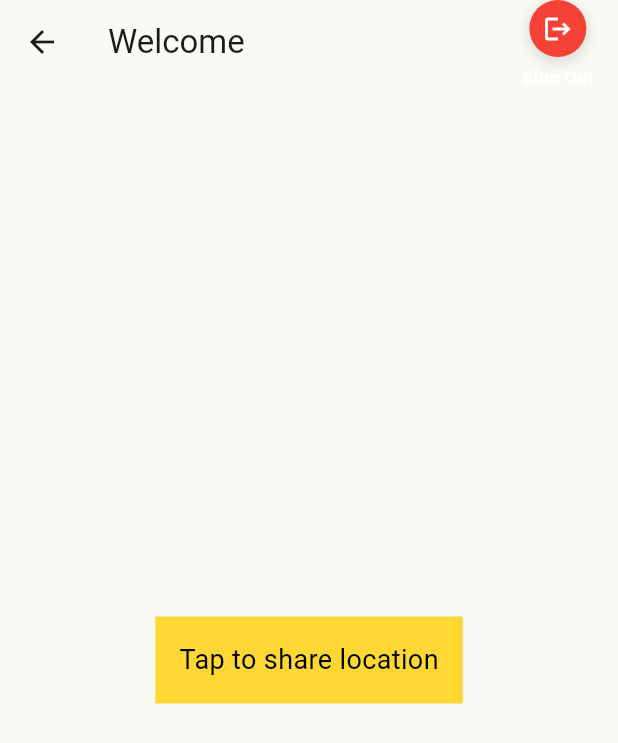
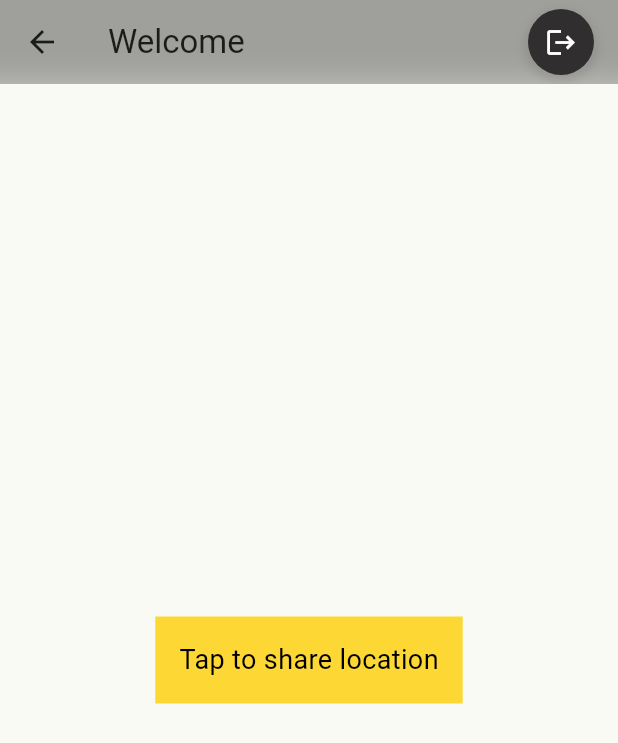
Before and after one commit to elvisowusu/campusSecurity_StudentApp, a Flutter app: the StudentPattern screen opened directly, on a phone screen of 412 x 824 dp. Shown: the top 743 px of the screen. Run offline on Flutter 3.47's test engine with Material 3 defaults, Android fonts, the phone set to English and light mode, and no system bars; our stand-ins replace cloud_firestore, firebase_auth, firebase_core, flutter_svg, fluttertoast, font_awesome_flutter and 4 more; accounts and stored records are empty.

Commit message:
made some adjustments

```diff
--- a/lib/Dashboard/Pattern/student_pattern.dart
+++ b/lib/Dashboard/Pattern/student_pattern.dart
@@ -1,4 +1,5 @@
 import 'dart:async';
+import 'dart:ui';
 import 'package:flutter/material.dart';
 import 'package:fluttertoast/fluttertoast.dart';
 import 'package:geolocator/geolocator.dart';
@@ -103,6 +104,18 @@ class _StudentPatternState extends State<StudentPattern> {
     return Scaffold(
       appBar: AppBar(
         title: const Text('Welcome'),
+        backgroundColor: Colors.black.withOpacity(0.2), // Semi-transparent background color
+        elevation: 0, // Remove shadow to enhance the glass effect
+        flexibleSpace: ClipRect(
+          child: BackdropFilter(
+            filter: ImageFilter.blur(sigmaX: 10.0, sigmaY: 10.0), // Blur effect
+            child: Container(
+              decoration: BoxDecoration(
+                color: Colors.black.withOpacity(0.2), // Background color with transparency
+              ),
+            ),
+          ),
+        ),
         actions: const [
           SignOutButton()
           ],
--- a/lib/widgets/signout.dart
+++ b/lib/widgets/signout.dart
@@ -30,9 +30,9 @@ class SignOutButton extends StatelessWidget {
           mainAxisSize: MainAxisSize.min,
           children: <Widget>[
             Container(
-              padding: const EdgeInsets.all(9.0),
+              padding: const EdgeInsets.all(11.0),
               decoration: BoxDecoration(
-                color: Colors.red, // Make the button more noticeable
+                color: const Color.fromARGB(255, 48, 46, 46),
                 shape: BoxShape.circle,
                 boxShadow: [
                   BoxShadow(
@@ -45,17 +45,8 @@ class SignOutButton extends StatelessWidget {
               ),
               child: const Icon(
                 Icons.logout, // Use logout icon for sign-out button
-                size: 20.0,
+                size: 22.0, // Ensure icon size fits well
                 color: Colors.white,
-              ),
-            ),
-            const SizedBox(height: 5),
-            const Text(
-              'Sign Out',
-              style: TextStyle(
-                color: Colors.white,
-                fontSize: 12,
-                fontWeight: FontWeight.bold, // Make the text bold
               ),
             ),
           ],
```
